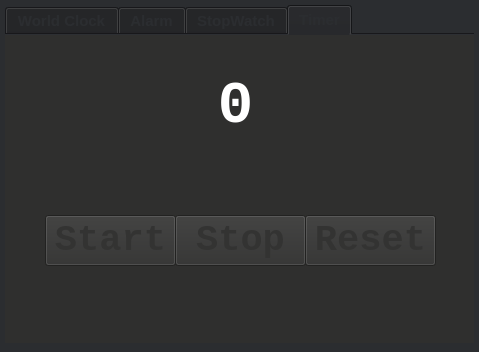
This is 25/mainwindow.ui in dehmovlaei/PyLearn as Qt 5 draws it before an edit. The edited form follows.
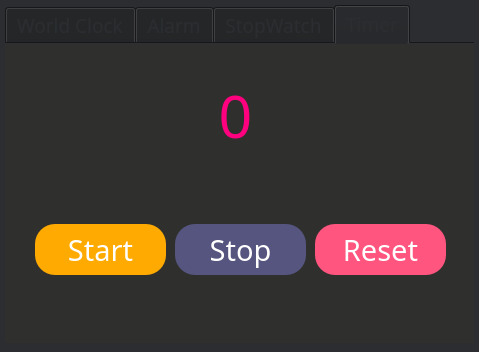
This is the edited form.

```diff
--- a/25/mainwindow.ui
+++ b/25/mainwindow.ui
@@ -975,9 +975,10 @@
     </property>
     <property name="font">
      <font>
-      <pointsize>11</pointsize>
+      <family>Pristina</family>
+      <pointsize>14</pointsize>
       <italic>false</italic>
-      <bold>true</bold>
+      <bold>false</bold>
       <underline>false</underline>
       <strikeout>false</strikeout>
      </font>
@@ -1977,14 +1978,17 @@
       </property>
       <property name="font">
        <font>
-        <family>Courier New</family>
+        <family>FS Sevegment</family>
         <pointsize>44</pointsize>
         <italic>false</italic>
-        <bold>true</bold>
+        <bold>false</bold>
         <underline>false</underline>
         <strikeout>false</strikeout>
        </font>
       </property>
+      <property name="styleSheet">
+       <string notr="true">color: rgb(255, 0, 127);</string>
+      </property>
       <property name="text">
        <string>0</string>
       </property>
@@ -1995,7 +1999,7 @@
      <widget class="QPushButton" name="btn_start_stopwatch">
       <property name="geometry">
        <rect>
-        <x>40</x>
+        <x>30</x>
         <y>180</y>
         <width>131</width>
         <height>51</height>
@@ -2003,14 +2007,19 @@
       </property>
       <property name="font">
        <font>
-        <family>Courier New</family>
-        <pointsize>28</pointsize>
+        <family>Digital-7</family>
+        <pointsize>22</pointsize>
         <italic>false</italic>
-        <bold>true</bold>
+        <bold>false</bold>
         <underline>false</underline>
         <strikeout>false</strikeout>
        </font>
       </property>
+      <property name="styleSheet">
+       <string notr="true">background-color: rgb(255, 170, 0);
+color: rgb(255, 255, 255);
+border-radius: 20px;</string>
+      </property>
       <property name="text">
        <string>Start</string>
       </property>
@@ -2026,14 +2035,19 @@
       </property>
       <property name="font">
        <font>
-        <family>Courier New</family>
-        <pointsize>28</pointsize>
+        <family>Digital-7</family>
+        <pointsize>22</pointsize>
         <italic>false</italic>
-        <bold>true</bold>
+        <bold>false</bold>
         <underline>false</underline>
         <strikeout>false</strikeout>
        </font>
       </property>
+      <property name="styleSheet">
+       <string notr="true">background-color: rgb(85, 85, 127);
+color: rgb(255, 255, 255);
+border-radius: 20px;</string>
+      </property>
       <property name="text">
        <string>Stop</string>
       </property>
@@ -2041,7 +2055,7 @@
      <widget class="QPushButton" name="btn_reset_stopwatch">
       <property name="geometry">
        <rect>
-        <x>300</x>
+        <x>310</x>
         <y>180</y>
         <width>131</width>
         <height>51</height>
@@ -2049,14 +2063,19 @@
       </property>
       <property name="font">
        <font>
-        <family>Courier New</family>
-        <pointsize>28</pointsize>
+        <family>Digital-7</family>
+        <pointsize>22</pointsize>
         <italic>false</italic>
-        <bold>true</bold>
+        <bold>false</bold>
         <underline>false</underline>
         <strikeout>false</strikeout>
        </font>
       </property>
+      <property name="styleSheet">
+       <string notr="true">background-color: rgb(255, 85, 127);
+color: rgb(255, 255, 255);
+border-radius: 20px;</string>
+      </property>
       <property name="text">
        <string>Reset</string>
       </property>
```
